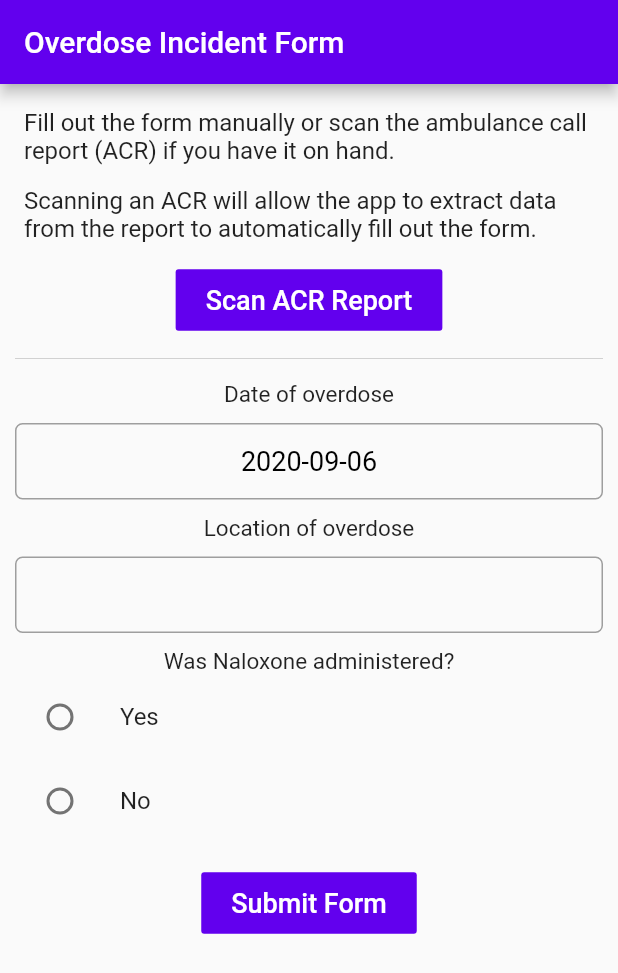
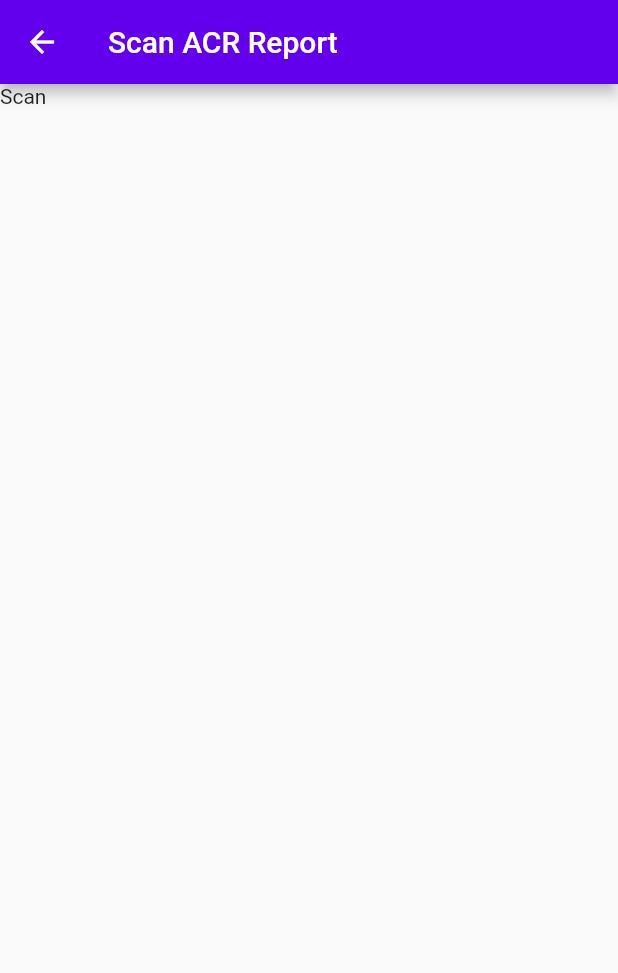
Before and after one commit to neilbrub/mh-kwann, a Flutter app: the screen it shows after launch, after a tap on "Scan ACR Report", on a phone screen of 412 x 824 dp. Shown: the top 973 px of the screen. Run offline on Flutter 3.47's test engine with Material 2 defaults, Android fonts, the phone set to English and light mode, and no system bars; our stand-ins replace google_maps_flutter.

Commit message:
Core functionality added

```diff
--- a/reporter/lib/main.dart
+++ b/reporter/lib/main.dart
@@ -35,15 +35,6 @@ class MyApp extends StatelessWidget {
 class MyHomePage extends StatefulWidget {
   MyHomePage({Key key, this.title}) : super(key: key);
 
-  // This widget is the home page of your application. It is stateful, meaning
-  // that it has a State object (defined below) that contains fields that affect
-  // how it looks.
-
-  // This class is the configuration for the state. It holds the values (in this
-  // case the title) provided by the parent (in this case the App widget) and
-  // used by the build method of the State. Fields in a Widget subclass are
-  // always marked "final".
-
   final String title;
 
   @override
@@ -53,6 +44,7 @@ class MyHomePage extends StatefulWidget {
 class _MyHomePageState extends State<MyHomePage> {
   DateTime selectedDate = DateTime.now();
   String selectedLocation = "";
+  String comment = "";
   bool naloxoneAdmin;
 
   Future<void> _selectDate(BuildContext context) async {
@@ -66,13 +58,6 @@ class _MyHomePageState extends State<MyHomePage> {
         selectedDate = picked;
       });
   }
-
-  Completer<GoogleMapController> _controller = Completer();
-
-  static final CameraPosition _kGooglePlex = CameraPosition(
-    target: LatLng(37.42796133580664, -122.085749655962),
-    zoom: 14.4746,
-  );
 
   @override
   Widget build(BuildContext context) {
@@ -88,7 +73,7 @@ class _MyHomePageState extends State<MyHomePage> {
         // the App.build method, and use it to set our appbar title.
         title: Text(widget.title),
       ),
-      body: Column(children: [
+      body: ListView(children: [
         Container(
           padding: const EdgeInsets.only(top: 16, right: 16, left: 16),
           child: Text(
@@ -104,10 +89,11 @@ class _MyHomePageState extends State<MyHomePage> {
             style: TextStyle(fontSize: 16.0),
           ),
         ),
-        Padding(
-          padding: const EdgeInsets.all(0),
+        Container(
+          margin: const EdgeInsets.only(left: 16, right: 16),
           child: Button(
-            callback: () => log('Scan button pressed'),
+            callback: () => Navigator.push(context,
+                new MaterialPageRoute(builder: (ctxt) => new ACRScreen())),
             title: "Scan ACR Report",
           ),
         ),
@@ -118,7 +104,10 @@ class _MyHomePageState extends State<MyHomePage> {
           indent: 10,
           endIndent: 10,
         ),
-        Text("Date of overdose", style: TextStyle(fontSize: 15.0)),
+        Container(
+          margin: const EdgeInsets.only(left: 16, right: 16),
+          child: Text("Date of overdose", style: TextStyle(fontSize: 15.0)),
+        ),
         GestureDetector(
             onTap: () {
               _selectDate(context);
@@ -136,10 +125,14 @@ class _MyHomePageState extends State<MyHomePage> {
                     textAlign: TextAlign.center,
                   ),
                 ))),
-        Text("Location of overdose", style: TextStyle(fontSize: 15.0)),
+        Container(
+          margin: const EdgeInsets.only(left: 16, right: 16),
+          child: Text("Location of overdose", style: TextStyle(fontSize: 15.0)),
+        ),
         GestureDetector(
             onTap: () {
-              _selectDate(context);
+              Navigator.push(context,
+                  new MaterialPageRoute(builder: (ctxt) => new MapsScreen()));
             },
             child: Container(
                 margin: const EdgeInsets.all(10),
@@ -154,27 +147,21 @@ class _MyHomePageState extends State<MyHomePage> {
                     textAlign: TextAlign.center,
                   ),
                 ))),
-        // Container(
-        //   height: 150,
-        //   child: GoogleMap(
-        //     mapType: MapType.hybrid,
-        //     initialCameraPosition: _kGooglePlex,
-        //     onMapCreated: (GoogleMapController controller) {
-        //       _controller.complete(controller);
-        //     },
-        //   ),
-        // ),
-
         Container(
-          margin: const EdgeInsets.only(top: 0),
+          margin: const EdgeInsets.only(left: 16, right: 16),
           child: Text("Was Naloxone administered?",
               style: TextStyle(fontSize: 15.0)),
         ),
-        ListTile(
+        Column(
+          children: <Widget>[
+            Container(
+                padding: const EdgeInsets.all(0),
+                child: ListTile(
                   // contentPadding: const EdgeInsets.only(top: 0, bottom: 0),
                   title: const Text('Yes'),
                   leading: Radio(
                     value: true,
+                    activeColor: Color(0xff6200EE),
                     groupValue: naloxoneAdmin,
                     onChanged: (bool value) {
                       setState(() {
@@ -182,17 +169,39 @@ class _MyHomePageState extends State<MyHomePage> {
                       });
                     },
                   ),
-        ),
-        ListTile(
-          // contentPadding: const EdgeInsets.all(0),
+                )),
+            Container(
+                padding: const EdgeInsets.all(0),
+                child: ListTile(
                   title: const Text('No'),
                   leading: Radio(
                     value: false,
+                    activeColor: Color(0xff6200EE),
                     groupValue: naloxoneAdmin,
                     onChanged: (bool value) {
                       setState(() {
                         naloxoneAdmin = value;
                       });
+                    },
+                  ),
+                )),
+          ],
+        ),
+        Container(
+          margin: const EdgeInsets.only(left: 16, right: 16),
+          child: Text("Comments", style: TextStyle(fontSize: 15.0)),
+        ),
+        Container(
+          margin: const EdgeInsets.all(10),
+          padding: const EdgeInsets.all(14),
+          decoration: BoxDecoration(
+              border: Border.all(width: 1, color: Colors.grey),
+              borderRadius: BorderRadius.all(Radius.circular(5.0))),
+          child: TextField(
+            decoration: new InputDecoration.collapsed(hintText: ''),
+            onSubmitted: (String value) {
+              comment = value;
+              log(comment);
             },
           ),
         ),
@@ -207,3 +216,40 @@ class _MyHomePageState extends State<MyHomePage> {
     );
   }
 }
+
+class ACRScreen extends StatelessWidget {
+  @override
+  Widget build(BuildContext context) {
+    return new Scaffold(
+      appBar: new AppBar(
+        title: new Text("Scan ACR Report"),
+      ),
+      body: new Text("Scan"),
+    );
+  }
+}
+
+class MapsScreen extends StatelessWidget {
+  static final CameraPosition defaultLoc = CameraPosition(
+    target: LatLng(43.4643, 80.5204),
+    zoom: 14.4746,
+  );
+
+  final Completer<GoogleMapController> _controller = Completer();
+
+  @override
+  Widget build(BuildContext context) {
+    return new Scaffold(
+      appBar: new AppBar(
+        title: new Text("Select Overdose Location"),
+      ),
+      body: GoogleMap(
+        mapType: MapType.hybrid,
+        initialCameraPosition: defaultLoc,
+        onMapCreated: (GoogleMapController controller) {
+          _controller.complete(controller);
+        },
+      ),
+    );
+  }
+}
```
Lines whose indentation alone changed are shown as unchanged.
